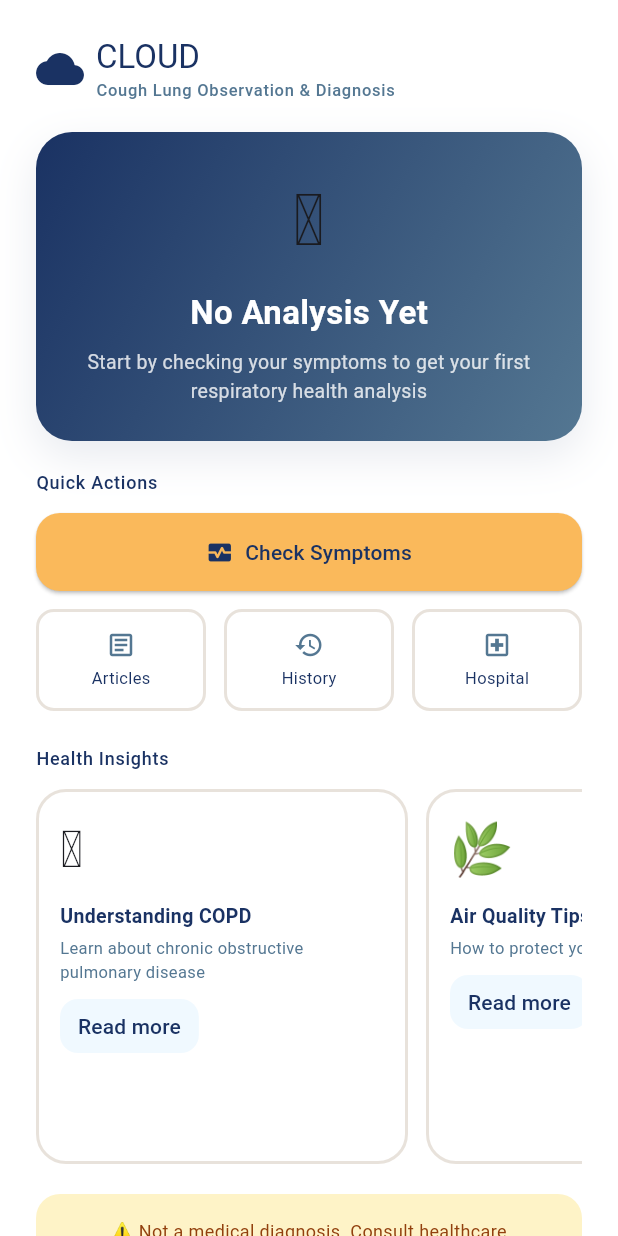
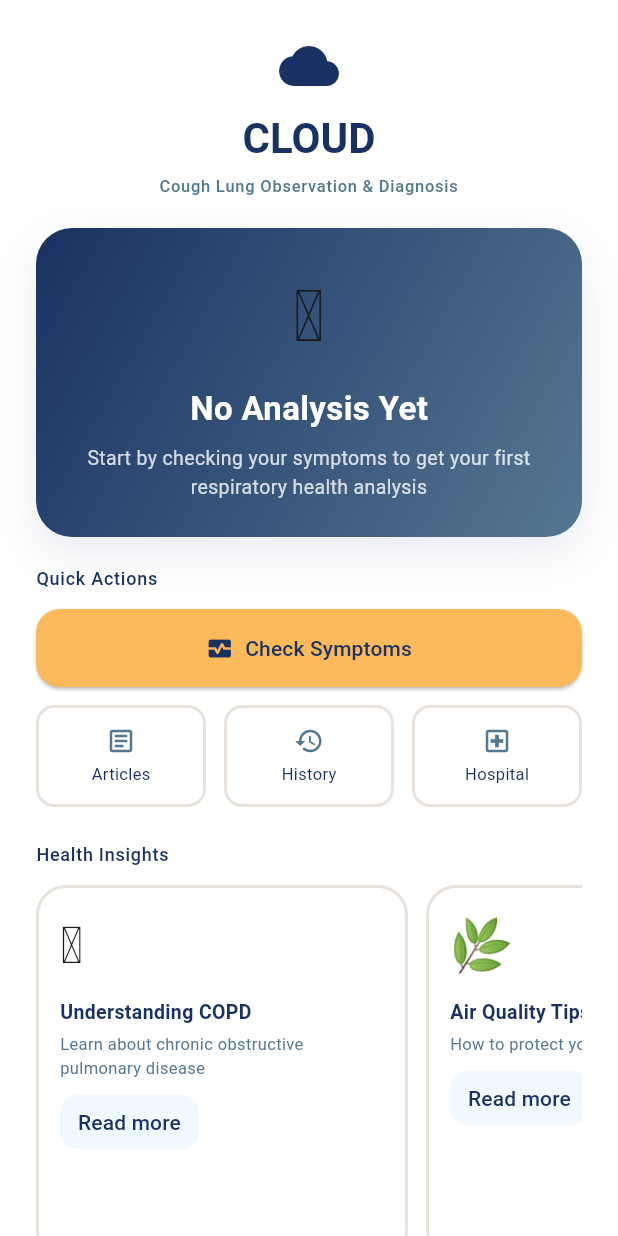
Before and after one commit to aad211/cloud-app, a Flutter app: the HomeScreen screen opened by its route, on a phone screen of 412 x 824 dp. Run offline on Flutter 3.47's test engine with Material 3 defaults, Android fonts, the phone set to English and light mode, and no system bars; our stand-ins replace flutter_riverpod, go_router, shared_preferences, web; missing offline and left inert: dart:js_interop, fftea, record, tflite_flutter; accounts and stored records are empty.

Commit message:
feat(home): use CloudLogo widget in header
Co-authored-by: Copilot <223556219+Copilot@users.noreply.github.com>

```diff
--- a/lib/features/home/presentation/home_screen.dart
+++ b/lib/features/home/presentation/home_screen.dart
@@ -6,6 +6,7 @@ import 'package:cloud_app/app/theme/app_colors.dart';
 import 'package:cloud_app/core/models/analysis_record.dart';
 import 'package:cloud_app/core/widgets/parity_cards.dart';
 import 'package:cloud_app/features/analysis/presentation/analysis_history_controller.dart';
+import 'package:cloud_app/core/widgets/cloud_logo.dart';
 
 class HomeScreen extends ConsumerWidget {
   const HomeScreen({super.key});
@@ -41,28 +42,22 @@ class HomeScreen extends ConsumerWidget {
           child: Column(
             crossAxisAlignment: CrossAxisAlignment.start,
             children: [
-              Row(
+              Center(
+                child: Column(
+                  mainAxisSize: MainAxisSize.min,
                   children: [
-                  const Icon(Icons.cloud, color: AppColors.navy, size: 32),
-                  const SizedBox(width: 8),
-                  Expanded(
-                    child: Column(
-                      crossAxisAlignment: CrossAxisAlignment.start,
-                      children: [
-                        Text(
-                          'CLOUD',
-                          style: Theme.of(context).textTheme.titleLarge
-                              ?.copyWith(color: AppColors.navy),
-                        ),
+                    const CloudLogo(size: CloudLogoSize.medium),
+                    const SizedBox(height: 4),
                     Text(
                       'Cough Lung Observation & Diagnosis',
-                          style: Theme.of(context).textTheme.labelSmall
+                      style: Theme.of(context)
+                          .textTheme
+                          .labelSmall
                           ?.copyWith(color: AppColors.blue),
+                      textAlign: TextAlign.center,
                     ),
                   ],
                 ),
-                  ),
-                ],
               ),
               const SizedBox(height: 20),
               historyAsync.when(
```
Also changed, not shown: 1 other file. Lines whose indentation alone changed are shown as unchanged.
